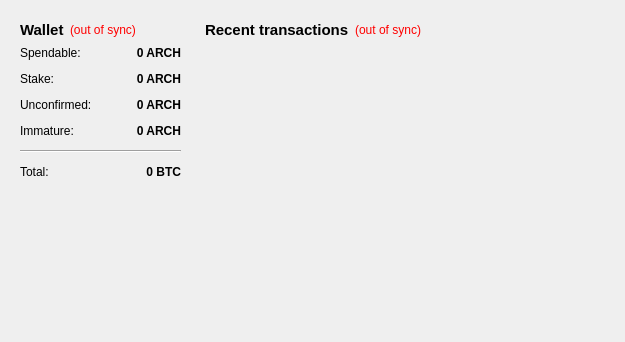
EdgarSoares/ARCH, file src/qt/forms/overviewpage.ui: the form before one commit.
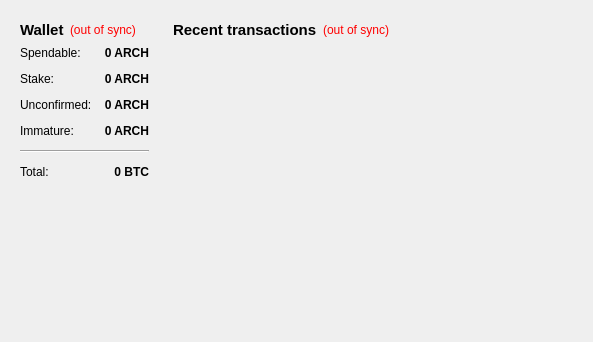
The form after the commit.

Commit message: adjusted overview alignment

```diff
--- a/src/qt/forms/overviewpage.ui
+++ b/src/qt/forms/overviewpage.ui
@@ -6,7 +6,7 @@
    <rect>
     <x>0</x>
     <y>0</y>
-    <width>625</width>
+    <width>573</width>
     <height>342</height>
    </rect>
   </property>
```
